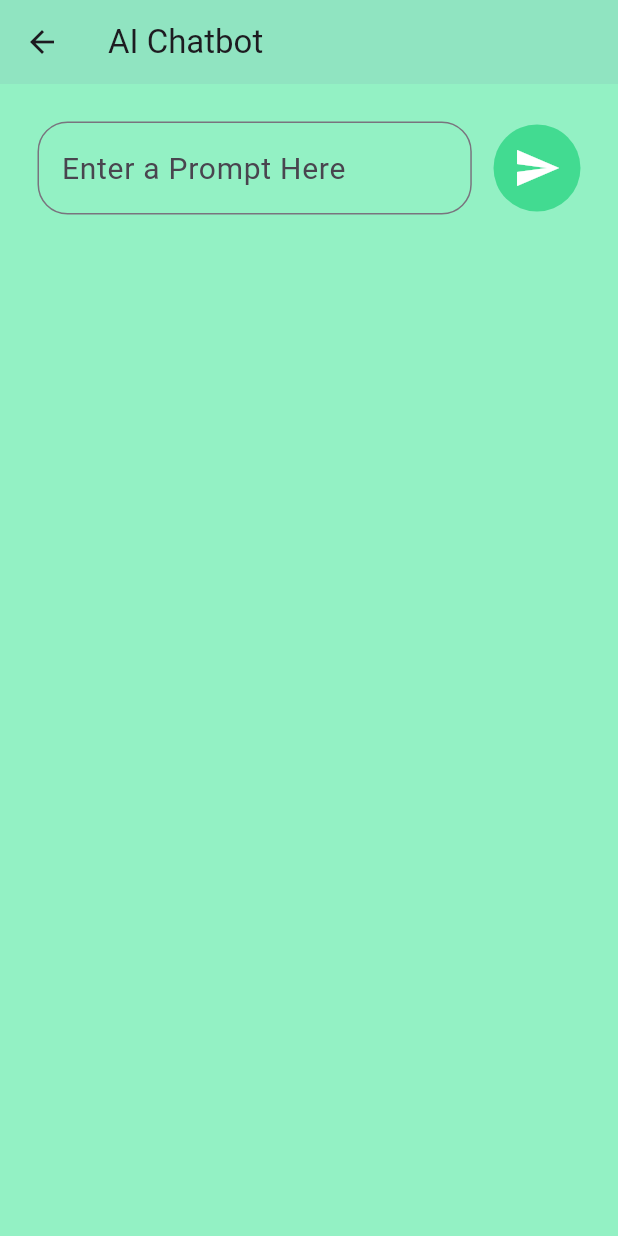
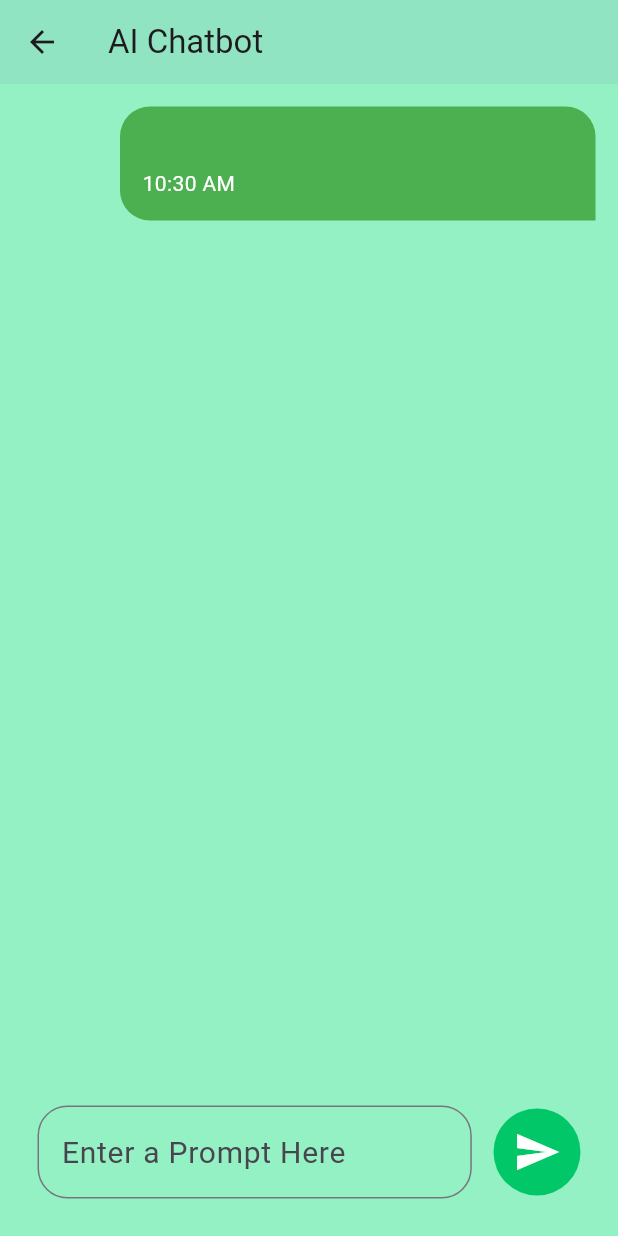
Before and after one commit to ILRSBandara/Aura-Care, a Flutter app: the GeminiChatBot screen opened directly, after a tap on the "send" icon, on a phone screen of 412 x 824 dp. Run offline on Flutter 3.47's test engine with Material 3 defaults, Android fonts, the phone set to English and light mode, and no system bars; our stand-ins replace google_generative_ai, page_transition, swipeable_button_view; missing offline and left inert: pretty_gauge.

Commit message:
Added Gemini Api

```diff
--- a/lib/Screen/gemini_ai.dart
+++ b/lib/Screen/gemini_ai.dart
@@ -1,8 +1,12 @@
+import 'package:aura_care/Screen/model.dart';
 import 'package:flutter/material.dart';
+// ignore: unused_import
+import 'package:google_generative_ai/google_generative_ai.dart';
+import 'package:intl/intl.dart';
+
 
 class GeminiChatBot extends StatefulWidget {
   const GeminiChatBot({super.key});
-
   @override
   State<GeminiChatBot> createState() => _GeminiChatBotState();
 }
@@ -10,6 +14,38 @@ class GeminiChatBot extends StatefulWidget {
 class _GeminiChatBotState extends State<GeminiChatBot> {
   // ignore: non_constant_identifier_names
   TextEditingController PromptController = TextEditingController();
+  static const apiKey = "AIzaSyC7Q7OrHoSofUeg99-HZGz5bkmQq6TKOHE";
+  final model = GenerativeAiModel(modelName: "gemini-pro", apiKey: apiKey); // Replace with the correct parameter name
+
+// ignore: non_constant_identifier_names
+final List<ModelMessage> Prompt = [];
+Future<void> sendMessage()async {
+  final message = PromptController.text;
+  //for prompt
+  setState(() {
+    PromptController.clear();
+    Prompt.add(
+      ModelMessage(
+        isPrompt: true,
+        message: message,
+        time: DateTime.now(),
+      ),
+    );
+  });
+  //for respond
+  final content = [Content.text(message)];
+  final response = await model.generateContent(content);
+  setState(() {
+    Prompt.add(
+      ModelMessage(
+        isPrompt: false,
+        message: response.text ?? "",
+        time: DateTime.now(),
+      ),
+    );
+  });
+}
+
   @override
   Widget build(BuildContext context) {
     return Scaffold(
@@ -21,6 +57,20 @@ class _GeminiChatBotState extends State<GeminiChatBot> {
         ),
        body: Column(
         children: [
+          Expanded(
+            child: ListView.builder(
+              itemCount:Prompt.length ,
+              itemBuilder: (context, index) {
+                final message = Prompt[index];
+                return UserPrompt(
+                  isPrompt: message.isPrompt,
+                  message: message.message,
+                  date: DateFormat('hh:mm a').format(
+                    message.time,
+                    ),);
+              },
+            ),
+          ),
           Padding(
             padding:EdgeInsets.all(25),
             child: Row(
@@ -43,10 +93,12 @@ class _GeminiChatBotState extends State<GeminiChatBot> {
                   ),
                   const Spacer(),
                   GestureDetector(
-                    onTap: () {},
+                    onTap: () {
+                      sendMessage();
+                     },
                   child: CircleAvatar(
                     radius: 29,
-                    backgroundColor: const Color.fromARGB(255, 66, 219, 145),
+                    backgroundColor: const Color.fromARGB(255, 2, 199, 104),
                     child: Icon(
                       Icons.send,
                       color: Colors.white,
@@ -61,4 +113,66 @@ class _GeminiChatBotState extends State<GeminiChatBot> {
       ),
     );
   }
+
+  // ignore: non_constant_identifier_names
+  Container UserPrompt({
+    required final bool isPrompt,
+    required String message,
+    required String date,
+    }) {
+    return Container(
+                width: double.infinity,
+                padding: EdgeInsets.all(15),
+                margin: EdgeInsets.symmetric(vertical: 15).copyWith(
+                  left: isPrompt ? 80 : 15,
+                  right: isPrompt ? 15 : 80
+                  ),
+                decoration: BoxDecoration(
+                color: isPrompt ?Colors.green:Colors.grey,
+                borderRadius: BorderRadius.only(
+                  topLeft: Radius.circular(20),
+                  topRight: Radius.circular(20),
+                  bottomLeft: isPrompt ? Radius.circular(20) : Radius.zero,
+                ),
+                ),
+                child: Column(
+                  crossAxisAlignment: CrossAxisAlignment.start,
+                  children: [
+                    // for prompt and respond
+                    Text(
+                      message,
+                      style: TextStyle(
+                        fontWeight: isPrompt
+                        ? FontWeight.bold
+                        : FontWeight.normal,
+                        fontSize: 18,
+                        color: isPrompt
+                        ? Colors.white
+                        :Colors.black,
+                        ),
+                        ),
+                        //for prompt and respond time
+                        Text(
+                      date,
+                      style: TextStyle(
+
+                        fontSize: 14,
+                        color: isPrompt
+                        ? Colors.white
+                        :Colors.black,
+                        ),
+                        ),
+                   ],
+                ),
+              );
+  }
 }
+
+class GenerativeAiModel {
+  final String modelName;
+  final String apiKey;
+
+  GenerativeAiModel({required this.modelName, required this.apiKey});
+
+  generateContent(List<Content> content) {}
+}
```
